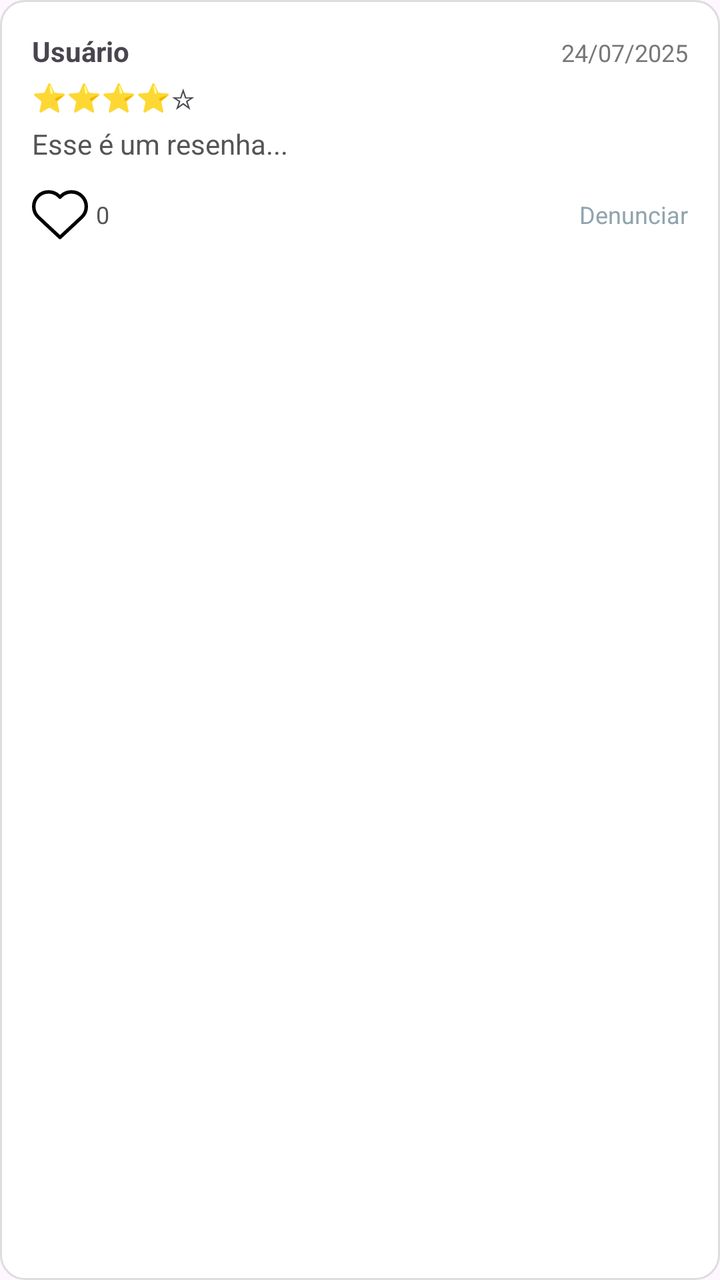
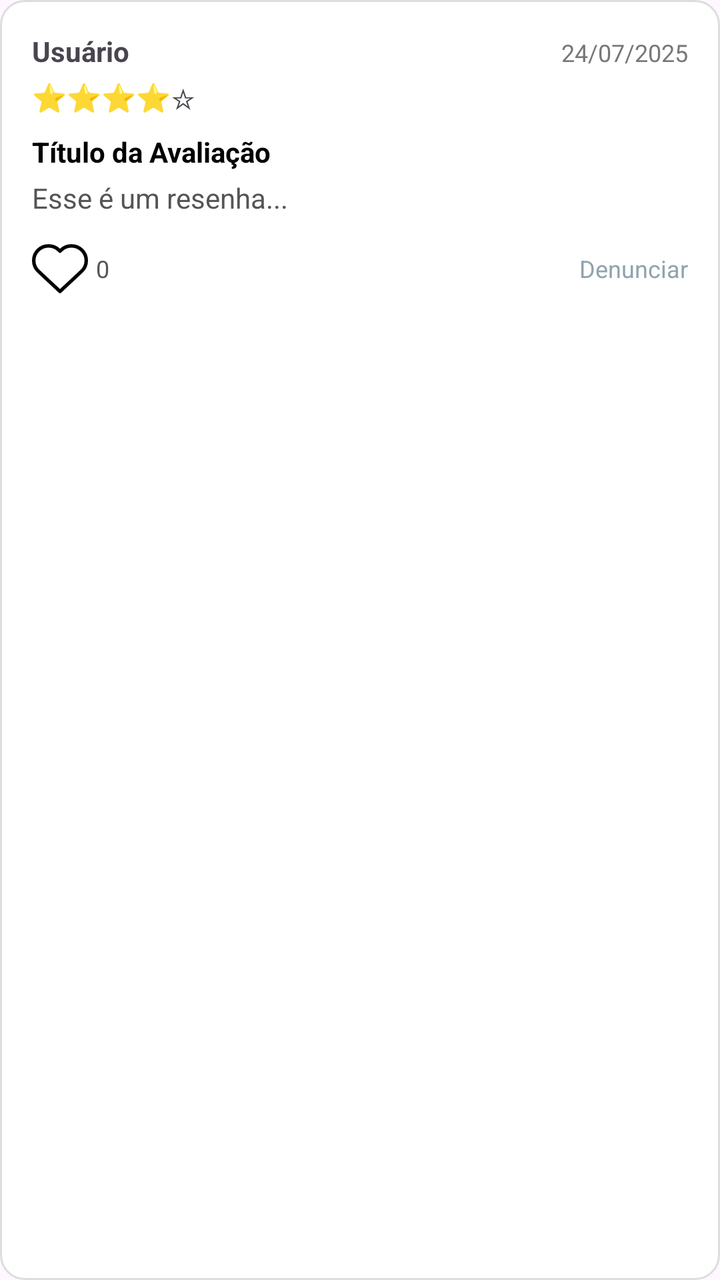

Compare the two renders of this Android layout. The source of the first and the diff that turns it into the second are given below.
<!-- AndroidManifest.xml: application theme Theme.Bibliotecaapp -->
<!-- res/layout/item_avaliacao.xml -->
<?xml version="1.0" encoding="utf-8"?>
<LinearLayout
    xmlns:android="http://schemas.android.com/apk/res/android"
    xmlns:app="http://schemas.android.com/apk/res-auto"
    android:layout_width="match_parent"
    android:layout_height="wrap_content"
    android:orientation="vertical"
    android:padding="16dp"
    android:background="@drawable/bg_comentario"
    android:layout_margin="8dp">

    
    <LinearLayout
        android:layout_width="match_parent"
        android:layout_height="wrap_content"
        android:orientation="horizontal">

        <TextView android:id="@+id/txtNomeUsuario"
            android:layout_width="0dp"
            android:layout_height="wrap_content"
            android:layout_weight="1"
            android:text="Usuário"
            android:textStyle="bold"/>

        <TextView
            android:id="@+id/txtData"
            android:layout_width="wrap_content"
            android:layout_height="wrap_content"
            android:text="24/07/2025"
            android:textColor="#777"
            android:textSize="12sp" />
    </LinearLayout>

    
    <TextView
        android:id="@+id/txtEstrelas"
        android:layout_width="wrap_content"
        android:layout_height="wrap_content"
        android:text="⭐⭐⭐⭐☆"
        android:textSize="14sp"
        android:layout_marginTop="4dp"/>

    
    <TextView
        android:id="@+id/txtComentario"
        android:layout_width="match_parent"
        android:layout_height="wrap_content"
        android:text="Esse é um resenha..."
        android:textColor="#555"
        android:layout_marginTop="4dp"/>

    
    <Button
        android:id="@+id/btnVerSpoiler"
        android:layout_width="wrap_content"
        android:layout_height="32dp"
        android:layout_marginTop="8dp"
        android:text="Ver Spoiler"
        android:textSize="10sp"
        android:backgroundTint="#FFCC00"
        android:textColor="#000000"
        android:visibility="gone"
        tools:visibility="visible"
        android:paddingHorizontal="8dp"
        android:minHeight="0dp"
        android:minWidth="0dp"
        xmlns:tools="http://schemas.android.com/tools"/>

    
    <RelativeLayout
        android:layout_width="match_parent"
        android:layout_height="wrap_content"
        android:layout_marginTop="12dp">

        <ImageButton
            android:id="@+id/btnCurtir"
            android:layout_width="28dp"
            android:layout_height="28dp"
            android:layout_alignParentStart="true"
            android:layout_centerVertical="true"
            android:background="?attr/selectableItemBackgroundBorderless"
            android:src="@drawable/ic_heart"
            android:scaleType="fitCenter"/>

        <TextView
            android:id="@+id/txtCurtidas"
            android:layout_width="wrap_content"
            android:layout_height="wrap_content"
            android:layout_toEndOf="@id/btnCurtir"
            android:layout_centerVertical="true"
            android:layout_marginStart="4dp"
            android:text="0"
            android:textColor="#555"
            android:textSize="12sp"/>

        <TextView
            android:id="@+id/btnDenunciar"
            android:layout_width="wrap_content"
            android:layout_height="wrap_content"
            android:layout_alignParentEnd="true"
            android:layout_centerVertical="true"
            android:text="Denunciar"
            android:textColor="@color/padrao_app"
            android:textSize="12sp"/>
    </RelativeLayout>

</LinearLayout>
<!-- resources referenced by this layout -->
<resources>
  <color name="padrao_app">#90A4AE</color>
  <!-- drawable bg_comentario (drawable) -->
  <shape xmlns:android="http://schemas.android.com/apk/res/android">
      <solid android:color="#FFFFFF"/>
      <corners android:radius="12dp"/>
      <stroke android:width="1dp" android:color="#DDD"/>
  </shape>
  <!-- drawable ic_heart (drawable) -->
  <vector xmlns:android="http://schemas.android.com/apk/res/android"
      android:height="42dp"
      android:viewportHeight="32"
      android:viewportWidth="32"
      android:width="42dp">
  
      <path
          android:fillColor="#00000000"
          android:strokeColor="#000000"
          android:strokeLineJoin="round"
          android:strokeWidth="2"
          android:pathData="M28.343,17.48L16,29L3.657,17.48C1.962,15.898 1,13.684 1,11.365v0C1,6.745 4.745,3 9.365,3h0.17c2.219,0 4.346,0.881 5.915,2.45L16,6l0.55,-0.55C18.119,3.881 20.246,3 22.465,3h0.17C27.255,3 31,6.745 31,11.365v0C31,13.684 30.038,15.898 28.343,17.48z"/>
  
  </vector>
  <style name="Theme.Bibliotecaapp" parent="Base.Theme.Bibliotecaapp" />
  <style name="Base.Theme.Bibliotecaapp" parent="Theme.Material3.DayNight.NoActionBar">
          
          
      </style>
</resources>

<!-- the commit's change to res/layout/item_avaliacao.xml (unified diff, before → after) -->
@@ -39,6 +39,16 @@
         android:text="⭐⭐⭐⭐☆"
         android:textSize="14sp"
         android:layout_marginTop="4dp"/>
+
+    
+    <TextView
+        android:id="@+id/txtTituloAvaliacao"
+        android:layout_width="match_parent"
+        android:layout_height="wrap_content"
+        android:text="Título da Avaliação"
+        android:textStyle="bold"
+        android:textColor="#000"
+        android:layout_marginTop="8dp"/>
 
     
     <TextView
